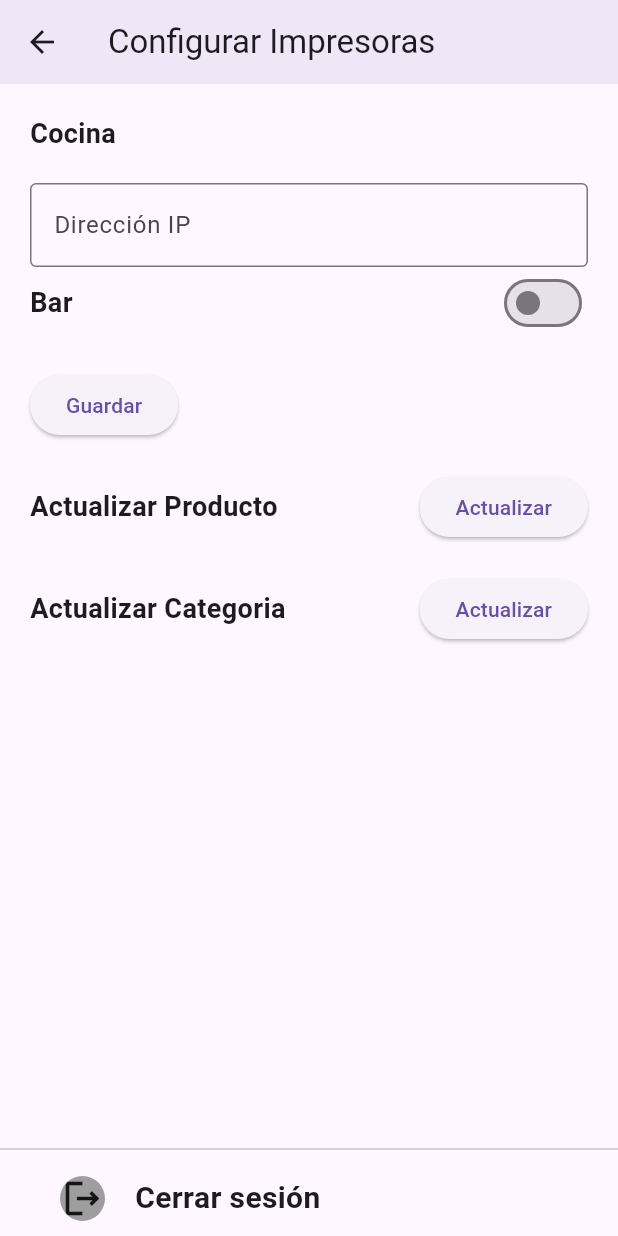
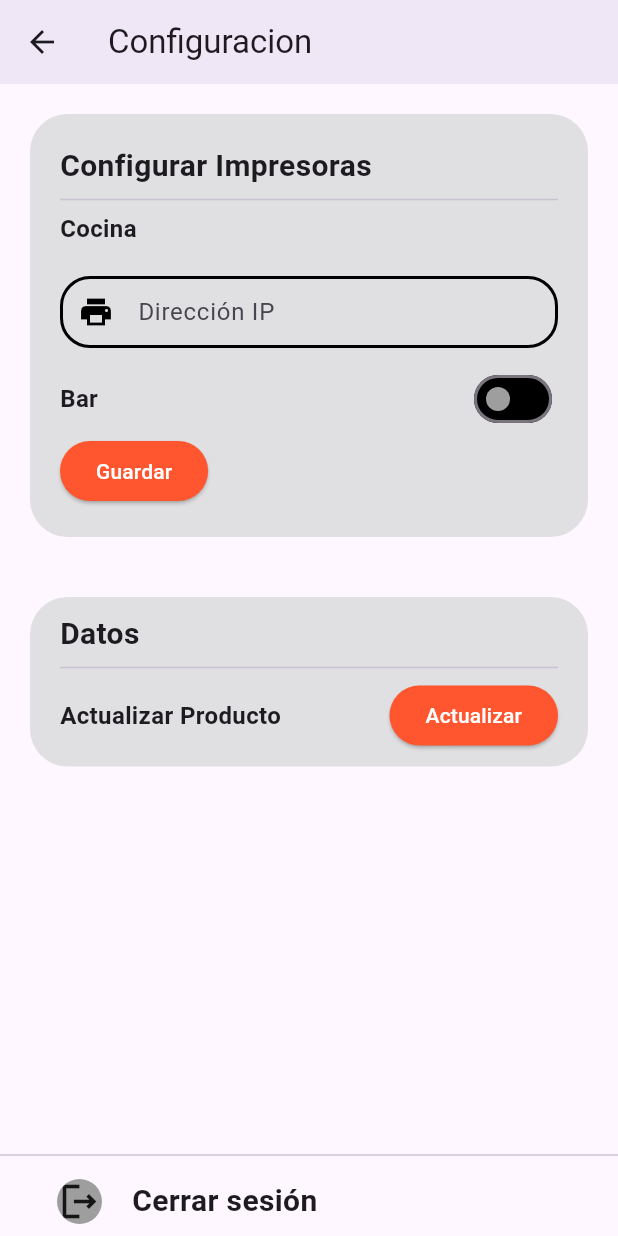
Before and after one commit to JosueRamirezH01/AppNakamuraFood, a Flutter app: the AjustesPage screen opened by its route, on a phone screen of 412 x 824 dp. Run offline on Flutter 3.47's test engine with Material 3 defaults, Android fonts, the phone set to English and light mode, and no system bars; our stand-ins replace fluttertoast, modal_bottom_sheet, shared_preferences; missing offline and left inert: dart:ffi, esc_pos_printer, esc_pos_utils, flutter_bcrypt, mysql1, password_hash_plus; accounts and stored records are empty.

Commit message:
POR SI ACASAO

```diff
--- a/lib/home/ajustes/ajustes_page.dart
+++ b/lib/home/ajustes/ajustes_page.dart
@@ -21,14 +21,12 @@ class _AjustesPageState extends State<AjustesPage> {
   TextEditingController _printer1Controller = TextEditingController();
   TextEditingController _printer2Controller = TextEditingController();
   bool _showBarPrinter = false;
-  bool isChecked = false;
   final _formKey = GlobalKey<FormState>(); // Agregar GlobalKey<FormState>
   final SharedPref _sharedPref = SharedPref();
   var prod = ProductoServicio();
   Mozo mozo = Mozo();
   SharedPref _pref = SharedPref();
 
-  List<bool> checkedComidas = [];
   Future<void> UserShared() async {
     final dynamic userData = await _pref.read('user_data');
     if (userData != null) {
@@ -57,7 +55,12 @@ class _AjustesPageState extends State<AjustesPage> {
 
     setState(() {
       _printer1Controller.text = printer1IP;
+      if (printer2IP == '') {
         _printer2Controller.text = printer2IP;
+      } else {
+        _showBarPrinter = true;
+        _printer2Controller.text = printer2IP;
+      }
     });
   }
 
@@ -65,7 +68,7 @@ class _AjustesPageState extends State<AjustesPage> {
   Widget build(BuildContext context) {
     return Scaffold(
       appBar: AppBar(
-        title: const Text('Configurar Impresoras'),
+        title: const Text('Configuracion'),
         elevation: 5,
       ),
       body: Form(
@@ -78,34 +81,55 @@ class _AjustesPageState extends State<AjustesPage> {
                     child: Column(
                       children: [
                         Container(
+                          decoration: BoxDecoration(
+                            borderRadius: BorderRadius.circular(25),
+                            color: Color.fromRGBO(217, 217, 217, 0.8),
+                          ),
                           margin: EdgeInsets.all(20),
+                          child: Padding(
+                            padding: const EdgeInsets.all(20),
                             child: Column(
                               crossAxisAlignment: CrossAxisAlignment.start,
                               children: [
+                                Text(
+                                  'Configurar Impresoras',
+                                  style: TextStyle(
+                                    fontSize: 20,
+                                    fontWeight: FontWeight.bold,
+                                  ),
+                                ),
+                                Divider(),
                                 Container(
                                   margin: EdgeInsets.only(bottom: 20),
                                   child: const Text(
                                     'Cocina',
                                     style: TextStyle(
-                                    fontSize: 18,
+                                      fontSize: 16,
                                       fontWeight: FontWeight.bold,
                                     ),
                                   ),
                                 ),
                                 _buildPrinterInputField(_printer1Controller),
-                              Row(
+                                Container(
+                                  margin: EdgeInsets.only(top: 10),
+                                  child: Row(
                                     children: [
                                       const Text(
                                         'Bar',
                                         style: TextStyle(
-                                      fontSize: 18,
+                                          fontSize: 16,
                                           fontWeight: FontWeight.bold,
                                         ),
                                       ),
                                       const Spacer(),
                                       Switch(
+                                        activeColor: Color(0xFFFF562F),
+                                        inactiveThumbColor: Colors.grey, // Color del interruptor cuando está inactivo
+                                        inactiveTrackColor: Colors.black, // Color del riel cuando está inactivo
+                                        activeTrackColor: Colors.black,
                                         value: _showBarPrinter,
                                         onChanged: (value) {
+                                          print(value);
                                           setState(() {
                                             _showBarPrinter = value;
                                           });
@@ -113,61 +137,72 @@ class _AjustesPageState extends State<AjustesPage> {
                                       ),
                                     ],
                                   ),
+                                ),
                                 if (_showBarPrinter)
-                                _buildPrinterInputField(_printer2Controller),
-                              SizedBox(
-                                height: 20,
-                              ),
+                                  Container(margin: EdgeInsets.only(top: 10,bottom: 20),child: _buildPrinterInputField(_printer2Controller)),
+
                                 ElevatedButton(
+                                  style: ButtonStyle(
+                                      backgroundColor:
+                                      MaterialStateProperty.all(
+                                          const Color(0xFFFF562F))),
                                   onPressed: () {
                                     if (_formKey.currentState!.validate()) {
-                                    // Validar el formulario
                                       _savePrinters();
                                     }
                                   },
-                                child: const Text('Guardar'),
+                                  child: const Text(
+                                    'Guardar',
+                                    style: TextStyle(color: Colors.white),
                                   ),
-                              SizedBox(
-                                height: 20,
                                 ),
+                              ],
+                            ),
+                          ),
+                        ),
+                        Container(
+                          decoration: BoxDecoration(
+                            borderRadius: BorderRadius.circular(25),
+                            color: Color.fromRGBO(217, 217, 217, 0.8),
+                          ),
+                          margin: EdgeInsets.all(20),
+                          child: Padding(
+                            padding: const EdgeInsets.only(right: 20, left: 20,top: 10, bottom: 10),
+                            child: Column(
+                              crossAxisAlignment: CrossAxisAlignment.start,
+                              children: [
+                                Text(
+                                  'Datos',
+                                  style: TextStyle(
+                                    fontSize: 20,
+                                    fontWeight: FontWeight.bold,
+                                  ),
+                                ),
+                                Divider(),
                                 Row(
                                   mainAxisAlignment: MainAxisAlignment.start,
                                   children: [
                                     Text(
                                       'Actualizar Producto',
                                       style: TextStyle(
-                                        fontSize: 18,
-                                        fontWeight: FontWeight.bold),
+                                          fontSize: 16, fontWeight: FontWeight.bold),
                                     ),
                                     Spacer(),
                                     ElevatedButton(
-                                      onPressed: () {
-                                        actualziarProducto();
-                                      },
-                                      child: Text('Actualizar'))
-                                ],
-                              ),
-                              SizedBox(
-                                height: 20,
-                              ),
-                              Row(
-                                mainAxisAlignment: MainAxisAlignment.start,
-                                children: [
-                                  Text(
-                                    'Actualizar Categoria',
-                                    style: TextStyle(
-                                        fontSize: 18,
-                                        fontWeight: FontWeight.bold),
-                                  ),
-                                  Spacer(),
-                                  ElevatedButton(
+                                        style: ButtonStyle(
+                                            backgroundColor:
+                                            MaterialStateProperty.all(
+                                                const Color(0xFFFF562F))),
                                         onPressed: () {
                                           actualziarCategoria();
+                                          actualziarProducto();
+                                          agregarMsj('Se actualizo correctamente los productos');
                                         },
-                                      child: Text('Actualizar'))
+                                        child: Text('Actualizar', style: TextStyle(color: Colors.white)))
                                   ],
                                 ),
                               ],
+                            ),
                           ),
                         ),
                       ],
@@ -177,7 +212,7 @@ class _AjustesPageState extends State<AjustesPage> {
               ),
               Divider(),
               Padding(
-                padding: const EdgeInsets.all(10.0),
+                padding: const EdgeInsets.all(8.0),
                 child: iconCerrar(),
               )
             ],
@@ -187,15 +222,11 @@ class _AjustesPageState extends State<AjustesPage> {
 
   Future<void> actualziarProducto() async {
     await prod.consultarProductos(context, mozo.id_establecimiento!);
-    agregarMsj('Se actualizo correctamente los productos');
   }
 
   Future<void> actualziarCategoria() async {
     await prod.consultarCategorias(context, mozo.id_establecimiento!);
-    agregarMsj('Se actualizo correctamente los productos');
   }
-
-
 
   Widget iconCerrar() {
     return GestureDetector(
@@ -205,8 +236,6 @@ class _AjustesPageState extends State<AjustesPage> {
         _sharedPref.remove('productos');
         _sharedPref.remove('ipBar');
         Navigator.pushNamedAndRemoveUntil(context, 'login', (route) => false);
-
-        print('todos');
       },
       child: Padding(
         padding: EdgeInsets.only(left: 30),
@@ -237,12 +266,53 @@ class _AjustesPageState extends State<AjustesPage> {
 
   Widget _buildPrinterInputField(TextEditingController controller) {
     return TextFormField(
+      style: TextStyle(color: Colors.black),
       controller: controller,
       keyboardType: TextInputType.text,
       decoration: InputDecoration(
           labelText: 'Dirección IP',
           hintText: 'Ej. 192.168.1.1',
-        border: OutlineInputBorder(),
+          border:OutlineInputBorder(
+              borderSide: BorderSide(
+                  color: Colors.black
+              )
+          ),
+          floatingLabelStyle: TextStyle(fontSize: 15, color: Color(0xFF000000)),
+          hintStyle: TextStyle(
+              fontSize: 15,
+              color: Color(0xFF000000)
+          ),
+          enabledBorder: OutlineInputBorder(
+            borderRadius: BorderRadius.circular(20),
+            borderSide: BorderSide(
+                color: Color(0xFF000000),
+                width: 2
+            ),
+          ),
+          focusedBorder: OutlineInputBorder(
+            borderRadius: BorderRadius.circular(20),
+            borderSide: BorderSide(
+                color: Color(0xFF000000),
+                width: 2
+            ),
+          ),
+          contentPadding: EdgeInsets.all(10),
+          prefixIcon: Icon(Icons.print, color: Colors.black),
+          // error
+          errorBorder: OutlineInputBorder(
+            borderRadius: BorderRadius.circular(20),
+            borderSide: BorderSide(
+                color: Color(0xFF000000),
+                width: 2
+            ),
+          ),
+          focusedErrorBorder: OutlineInputBorder(
+            borderRadius: BorderRadius.circular(20),
+            borderSide: BorderSide(
+                color: Colors.red,
+                width: 2
+            ),
+          )
       ),
       inputFormatters: [
         FilteringTextInputFormatter.allow(RegExp(r'^\d{0,3}(\.\d{0,3}){0,3}$')),
@@ -281,8 +351,6 @@ class _AjustesPageState extends State<AjustesPage> {
   void _savePrinters() {
     final String printer1IP = _printer1Controller.text;
     final String printer2IP = _printer2Controller.text;
-
-    print('Impresora 1 (Cocina): $printer1IP');
     _sharedPref.save('ipCocina', printer1IP);
     if (_showBarPrinter) {
       _sharedPref.save('ipBar', printer2IP);
@@ -290,10 +358,6 @@ class _AjustesPageState extends State<AjustesPage> {
     agregarMsj('Se guardo correctamente');
     // Aquí puedes guardar las direcciones IP en la configuración de la aplicación
     // o realizar cualquier otra acción necesaria con ellas.
-  }
-  void refresh(){
-    setState(() {
-    });
   }
 }
 
--- a/lib/home/details/datails_page.dart
+++ b/lib/home/details/datails_page.dart
@@ -71,15 +71,8 @@ class _DetailsPageState extends State<DetailsPage> {
     }
     DateTime now = DateTime.now();
     String formattedDate = DateFormat('yyyy-MM-dd HH:mm:ss').format(now);
-    print('formato de Hora: $formattedDate');
-    print('Id del mozo : ${mozo?.id}');
-    print('Id del establecimiento: ${mozo?.id_establecimiento}');
-    print('Id de la mesa : ${selectObjmesa.id}');
-
     piso = await bdPisos.consultarPiso(selectObjmesa.pisoId!, context);
-
   }
-  //late int estado;
   List<Mesa> mesasDisponibles = [];
   List<Detalle_Pedido> detalles_pedios_tmp = [];
   late Mesa selectObjmesa;
@@ -93,8 +86,6 @@ class _DetailsPageState extends State<DetailsPage> {
   void initState() {
     // TODO: implement initState
     super.initState();
-    print('ESTADO INICIANDO ${widget.mesa?.estadoMesa}');
-    //estado = widget.mesa!.estadoMesa!;
     selectObjmesa = widget.mesa!;
     detalles_pedios_tmp = widget.detallePedidoLista ;
     UserShared();
@@ -111,7 +102,6 @@ class _DetailsPageState extends State<DetailsPage> {
             icono(),
             if(selectObjmesa.estadoMesa != 1 && selectObjmesa.estadoMesa != 2)
               cabecera(),
-            // const SizedBox(height: 10),
             contenido(),
             debajo()
           ],
@@ -181,7 +171,6 @@ class _DetailsPageState extends State<DetailsPage> {
         _eliminar(index);
       },
       child: const Icon(Icons.delete, color: Colors.red),
-
     );
   }
 
@@ -225,7 +214,6 @@ class _DetailsPageState extends State<DetailsPage> {
                       style:  ButtonStyle(
                           elevation: MaterialStateProperty.all(2), backgroundColor: MaterialStateProperty.all(const Color(0xFF4C95DD))),
                       onPressed: () async {
-                        print('CODIGO DE PISO ${widget.mesa?.pisoId}');
                         mesasDisponibles = await bdMesas.consultarMesasDisponibles(widget.mesa?.pisoId, context);
                         mostrarMesa(mesasDisponibles);
                       },
@@ -247,9 +235,6 @@ class _DetailsPageState extends State<DetailsPage> {
                         gif();
                         List<Detalle_Pedido> detalleCompletos = await detallePedidoServicio.eliminarCantidadProductoDetallePedidoImprimir(widget.idPedido, widget.productosSeleccionados!, pedidoTotal, context);
                         detalles_pedios_tmp = await detallePedidoServicio.actualizarCantidadProductoDetallePedidoPrueba(widget.idPedido, widget.productosSeleccionados!, pedidoTotal, context);
-
-                        print('INSERTAR OBTENIDO PARA OBTENER EN EL TICKET $detalles_pedios_tmp');
-
                         if (detalles_pedios_tmp.isNotEmpty) {
                           for (var detalle in detalles_pedios_tmp) {
                             Producto? producto = await buscarNombreProductoPorId(detalle.id_producto);
@@ -263,8 +248,7 @@ class _DetailsPageState extends State<DetailsPage> {
                             }
                           }
                         }
-
-                                    // Agregar productos de detalleCompletos si no está vacío
+                        // Agregar productos de detalleCompletos si no está vacío
                         if (detalleCompletos.isNotEmpty) {
                           for (var element in detalleCompletos) {
                             Producto? producto = await buscarNombreProductoPorId(element.id_producto);
@@ -274,7 +258,6 @@ class _DetailsPageState extends State<DetailsPage> {
                             }
                           }
                         }
-
                         if (nombresProductos.isNotEmpty) {
                           imprimir(nombresProductos, 2);
                           Navigator.pop(context);
```
Lines whose indentation alone changed are shown as unchanged.
